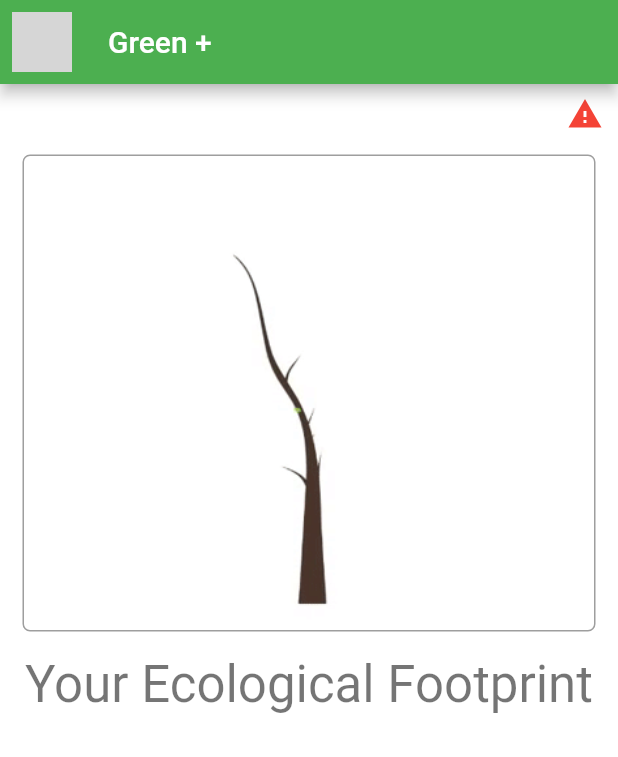
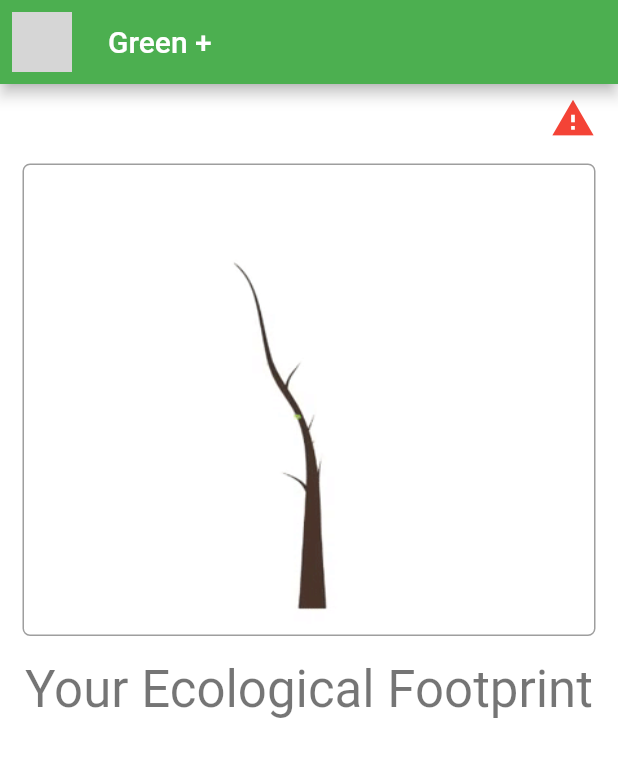
Before and after one commit to greenplus-life/app, a Flutter app: the HomeGreenPlus screen opened directly, on a phone screen of 412 x 824 dp. Shown: the top 757 px of the screen. Run offline on Flutter 3.47's test engine with Material 2 defaults, Android fonts, the phone set to English and light mode, and no system bars; our stand-ins replace font_awesome_flutter; network calls fail; grey boxes are pictures that could not be loaded.

Commit message:
[UPDATE] pitch

```diff
--- a/lib/screens/home.dart
+++ b/lib/screens/home.dart
@@ -88,17 +88,6 @@ class _HomeGreenPlusState extends State<HomeGreenPlus> {
     });
   }
 
-  // _fetchPage(int pageNumber, int pageSize) async {
-  //   await Future.delayed(Duration(seconds: 1));
-
-  //   return List.generate(pageSize, (index) {
-  //     return {
-  //       'name': 'Transaction ${index.toString()}',
-  //       'consumption': Random().nextInt(100),
-  //     };
-  //   });
-  // }
-
   ListView _transactionItemsReal() {
     var listData = recordData.map((recordModel) {
       return TransactionItem(greenRecordModel: recordModel);
@@ -144,12 +133,14 @@ class _HomeGreenPlusState extends State<HomeGreenPlus> {
                   Expanded(
                     child: Row(
                       mainAxisAlignment: MainAxisAlignment.end,
+                      crossAxisAlignment: CrossAxisAlignment.center,
                       children: <Widget>[
                         Padding(
-                          padding: EdgeInsets.only(right: 10.0),
+                          padding: EdgeInsets.only(right: 15.0),
                           child: Icon(
                             Icons.warning,
                             color: Colors.red,
+                            size: 30.0,
                           ),
                         ),
                       ],
@@ -174,41 +165,11 @@ class _HomeGreenPlusState extends State<HomeGreenPlus> {
               style: Theme.of(context).textTheme.display1,
             ),
             Expanded(
-              child: _buildListView(),
+              child: _transactionItemsReal(),
             )
           ],
         ),
       ),
     );
   }
-
-  ListView _buildListView() {
-    // return ListView.builder(
-    //   itemBuilder: (context, pageNumber) {
-    //     return KeepAliveFutureBuilder(
-    //       future: this._fetchPage(pageNumber, 20),
-    //       builder: (context, snapshot) {
-    //         switch (snapshot.connectionState) {
-    //           case ConnectionState.none:
-    //           case ConnectionState.waiting:
-    //             return SizedBox(
-    //               height: MediaQuery.of(context).size.height * 2,
-    //               child: Align(
-    //                 alignment: Alignment.center,
-    //                 child: CircularProgressIndicator(),
-    //               ),
-    //             );
-    //           case ConnectionState.active:
-    //           case ConnectionState.done:
-    //             if (snapshot.hasError) {
-    //               return Text('Error: ${snapshot.error}');
-    //             } else {
-    return this._transactionItemsReal();
-    //             }
-    //         }
-    //       },
-    //     );
-    //   },
-    // );
-  }
 }
```
